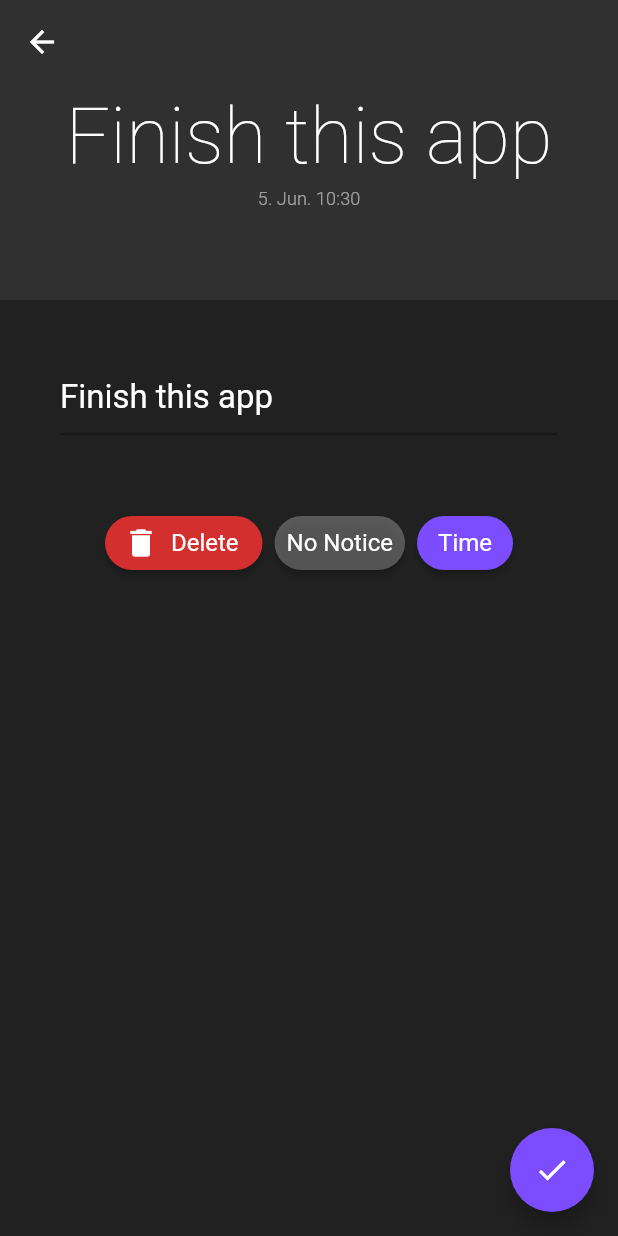
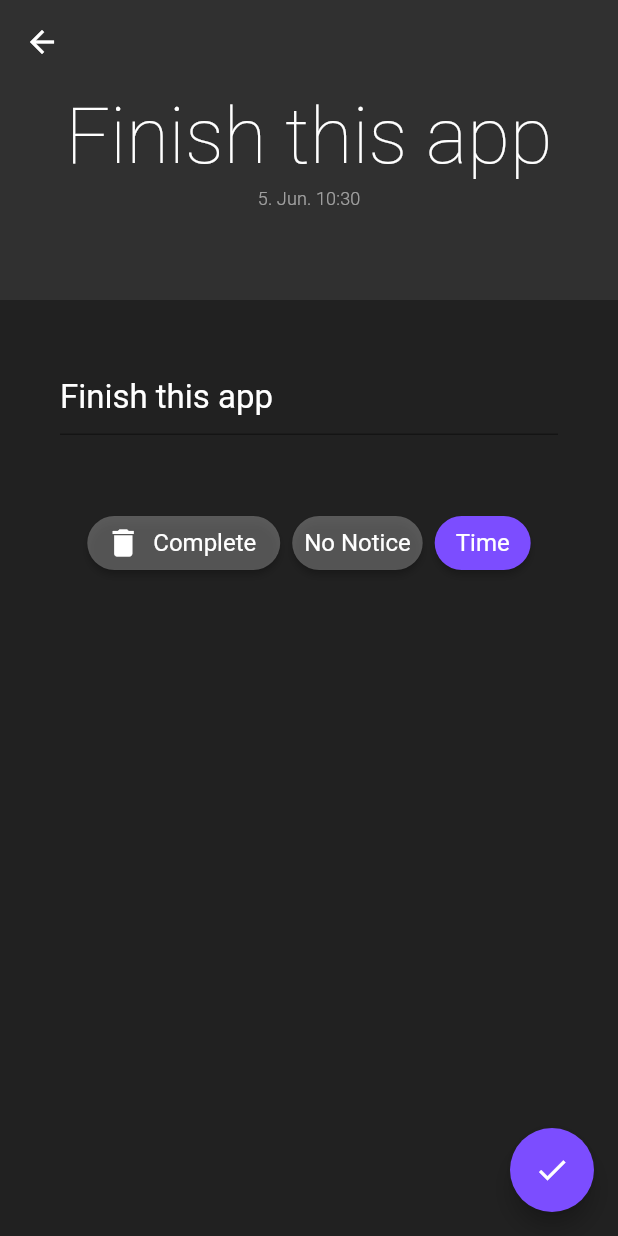
Before and after one commit to Emil1483/Reminders, a Flutter app: the screen it shows after launch, after a tap on "Finish this app", on a phone screen of 412 x 824 dp. Run offline on Flutter 3.47's test engine with Material 2 defaults, Android fonts, the phone set to English and light mode, and no system bars.

Commit message:
changed deleteions

```diff
--- a/lib/routes/add_event_route.dart
+++ b/lib/routes/add_event_route.dart
@@ -133,20 +133,20 @@ class _AddEventRouteState extends State<AddEventRoute>
   }
 
   Widget _buildButtonBar() {
-    Widget delete = _isEditing
+    Widget complete = _isEditing
         ? RaisedButton.icon(
             icon: Icon(
               Icons.delete,
               color: Colors.white,
             ),
             label: Text(
-              "Delete",
+              "Complete",
               style: Theme.of(context).textTheme.button,
             ),
             shape: RoundedRectangleBorder(
               borderRadius: BorderRadius.circular(32.0),
             ),
-            color: Theme.of(context).errorColor,
+            color: Theme.of(context).disabledColor,
             onPressed: () {
               Navigator.pop(context, true);
             },
@@ -190,7 +190,7 @@ class _AddEventRouteState extends State<AddEventRoute>
     return ButtonBar(
       alignment: MainAxisAlignment.center,
       children: <Widget>[
-        delete,
+        complete,
         noTime,
         time,
       ],
--- a/lib/routes/home_route.dart
+++ b/lib/routes/home_route.dart
@@ -142,9 +142,7 @@ class _HomeRouteState extends State<HomeRoute> with TickerProviderStateMixin {
                     disabledTextColor: Theme.of(context).disabledColor,
                     textColor: Colors.white,
                     label: Text("Complete"),
-                    icon: Icon(
-                      Icons.check_circle,
-                    ),
+                    icon: Icon(Icons.delete),
                     onPressed: model.selectedEvents.isNotEmpty
                         ? () {
                             _selectionAnim.reverse();
```
